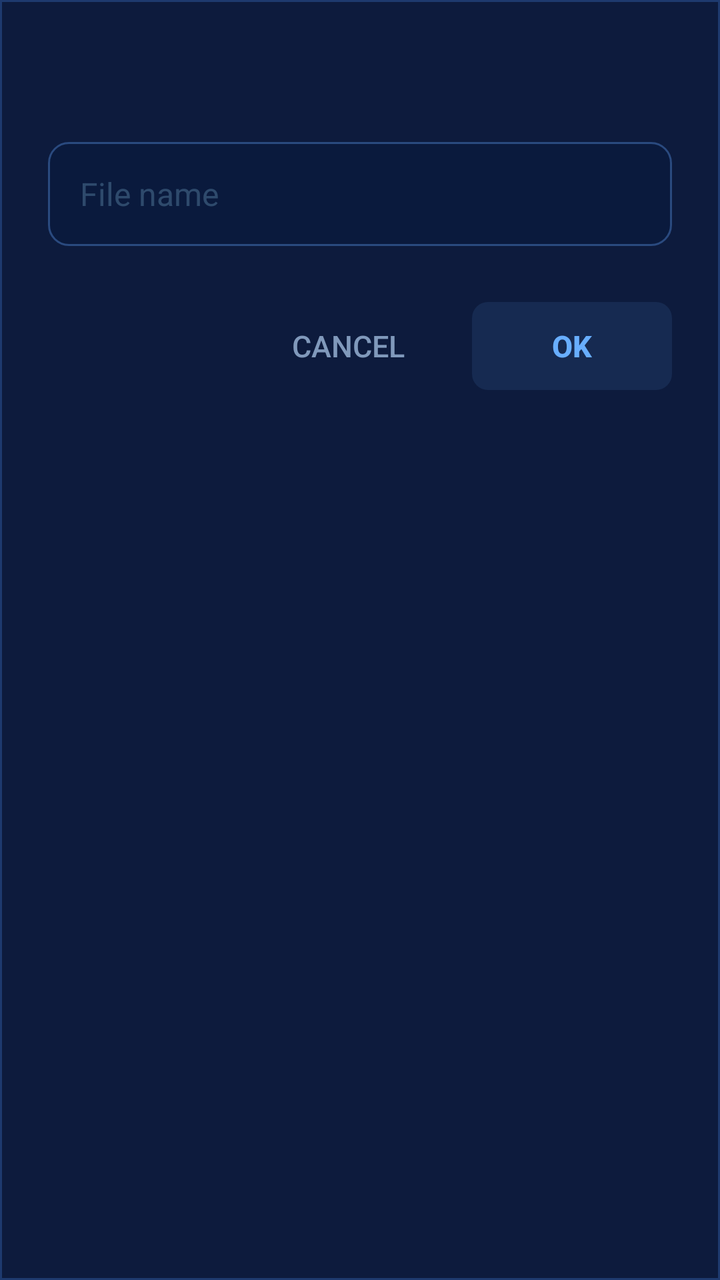
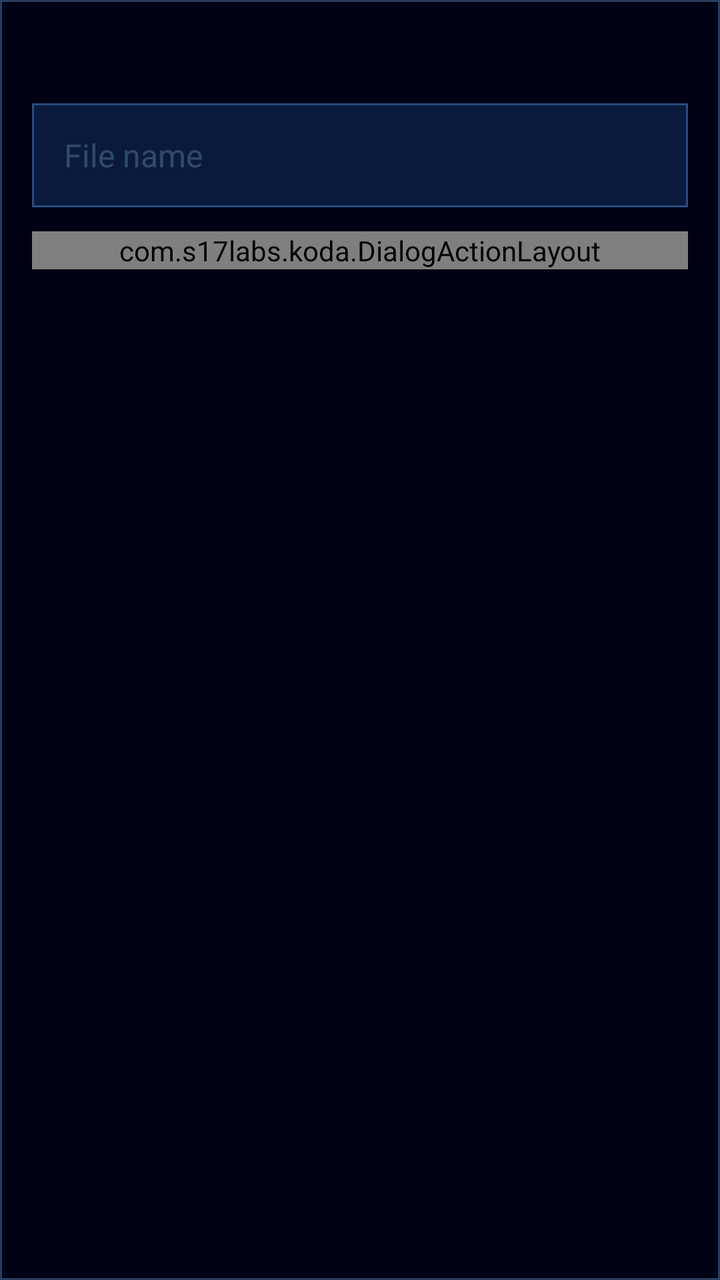

Compare the two renders of this Android layout. The source of the first and the diff that turns it into the second are given below.
<!-- AndroidManifest.xml: application theme AppTheme -->
<!-- res/layout/dialog_text_input.xml -->
<?xml version="1.0" encoding="utf-8"?>
<LinearLayout xmlns:android="http://schemas.android.com/apk/res/android"
    android:layout_width="match_parent"
    android:layout_height="wrap_content"
    android:orientation="vertical"
    android:paddingHorizontal="24dp"
    android:paddingTop="24dp"
    android:paddingBottom="20dp"
    android:background="@drawable/dialog_background"
    android:elevation="12dp">

    <TextView
        android:id="@+id/dialogTitle"
        android:layout_width="wrap_content"
        android:layout_height="wrap_content"
        android:textColor="#FFFFFF"
        android:textSize="20sp"
        android:textStyle="bold"
        android:letterSpacing="0.02"
        android:layout_marginBottom="20dp" />

    <EditText
        android:id="@+id/editText"
        android:layout_width="match_parent"
        android:layout_height="52dp"
        android:hint="@string/file_name_hint"
        android:textColor="#FFFFFF"
        android:textColorHint="#5577AACC"
        android:textSize="16sp"
        android:inputType="text"
        android:maxLines="1"
        android:imeOptions="actionDone"
        android:paddingHorizontal="16dp"
        android:gravity="center_vertical"
        android:background="@drawable/edit_text_background"
        android:importantForAutofill="no" />

    <LinearLayout
        android:layout_width="match_parent"
        android:layout_height="wrap_content"
        android:orientation="horizontal"
        android:gravity="end"
        android:layout_marginTop="28dp">

        <Button
            android:id="@+id/btnCancel"
            android:layout_width="wrap_content"
            android:layout_height="44dp"
            android:minWidth="100dp"
            android:paddingHorizontal="16dp"
            android:text="@string/cancel"
            android:textColor="#8099BB"
            android:textSize="15sp"
            android:background="@drawable/btn_dialog_secondary"
            style="?android:attr/borderlessButtonStyle"
            android:layout_marginEnd="12dp" />

        <Button
            android:id="@+id/btnOk"
            android:layout_width="wrap_content"
            android:layout_height="44dp"
            android:minWidth="100dp"
            android:paddingHorizontal="16dp"
            android:text="@string/ok"
            android:textColor="#68AEFF"
            android:textSize="15sp"
            android:textStyle="bold"
            android:background="@drawable/btn_dialog_primary"
            style="?android:attr/borderlessButtonStyle" />

    </LinearLayout>

</LinearLayout>
<!-- resources referenced by this layout -->
<resources>
  <!-- drawable btn_dialog_primary (drawable) -->
  <?xml version="1.0" encoding="utf-8"?>
  <selector xmlns:android="http://schemas.android.com/apk/res/android">
      <item android:state_pressed="true">
          <shape android:shape="rectangle">
              <solid android:color="#3D68AEFF" />
              <corners android:radius="8dp" />
          </shape>
      </item>
      <item>
          <shape android:shape="rectangle">
              <solid android:color="#1A68AEFF" />
              <corners android:radius="8dp" />
          </shape>
      </item>
  </selector>
  <!-- drawable btn_dialog_secondary (drawable) -->
  <?xml version="1.0" encoding="utf-8"?>
  <selector xmlns:android="http://schemas.android.com/apk/res/android">
      <item android:state_pressed="true">
          <shape android:shape="rectangle">
              <solid android:color="#1A334466" />
              <corners android:radius="8dp" />
          </shape>
      </item>
      <item>
          <shape android:shape="rectangle">
              <solid android:color="@android:color/transparent" />
              <corners android:radius="8dp" />
          </shape>
      </item>
  </selector>
  <!-- drawable dialog_background (drawable) -->
  <?xml version="1.0" encoding="utf-8"?>
  <shape xmlns:android="http://schemas.android.com/apk/res/android"
      android:shape="rectangle">
      <solid android:color="#0D1B3D" />
      <corners android:radius="0dp" />
      <stroke
          android:width="1dp"
          android:color="#1E3A6E" />
  </shape>
  <!-- drawable edit_text_background (drawable) -->
  <?xml version="1.0" encoding="utf-8"?>
  <shape xmlns:android="http://schemas.android.com/apk/res/android"
      android:shape="rectangle">
      <solid android:color="#0A1A3D" />
      <corners android:radius="10dp" />
      <stroke
          android:width="1dp"
          android:color="#2A4A7F" />
      <padding
          android:left="0dp"
          android:top="0dp"
          android:right="0dp"
          android:bottom="0dp" />
  </shape>
  <string name="cancel">Cancel</string>
  <string name="ok">OK</string>
  <style name="AppTheme" parent="Theme.AppCompat.DayNight.NoActionBar">
          <item name="colorPrimary">@color/kodaDarkBlue</item>
          <item name="colorPrimaryDark">@color/kodaDark</item>
          <item name="colorAccent">@color/kodaLightBlue</item>
          <item name="android:windowBackground">@color/kodaEditorBg</item>
          <item name="android:statusBarColor">@color/kodaDarkBlue</item>
          <item name="android:navigationBarColor">@color/kodaEditorBg</item>
          <item name="android:popupMenuStyle">@style/KodaPopupMenu</item>
          <item name="actionDropDownStyle">@style/KodaPopupMenu</item>
      </style>
  <color name="kodaDark">#000b20</color>
  <color name="kodaEditorBg">#000014</color>
  <!-- unchanged entries left out for length: 4 -->
</resources>

<!-- the commit's change to res/layout/dialog_text_input.xml (unified diff, before → after) -->
@@ -3,9 +3,9 @@
     android:layout_width="match_parent"
     android:layout_height="wrap_content"
     android:orientation="vertical"
-    android:paddingHorizontal="24dp"
-    android:paddingTop="24dp"
-    android:paddingBottom="20dp"
+    android:paddingHorizontal="16dp"
+    android:paddingTop="16dp"
+    android:paddingBottom="12dp"
     android:background="@drawable/dialog_background"
     android:elevation="12dp">
 
@@ -15,59 +15,50 @@
         android:layout_height="wrap_content"
         android:textColor="#FFFFFF"
         android:textSize="20sp"
+        android:includeFontPadding="false"
         android:textStyle="bold"
         android:letterSpacing="0.02"
-        android:layout_marginBottom="20dp" />
+        android:layout_marginBottom="12dp" />
 
     <EditText
         android:id="@+id/editText"
         android:layout_width="match_parent"
-        android:layout_height="52dp"
+        android:layout_height="wrap_content"
+        android:minHeight="52dp"
         android:hint="@string/file_name_hint"
         android:textColor="#FFFFFF"
         android:textColorHint="#5577AACC"
         android:textSize="16sp"
         android:inputType="text"
-        android:maxLines="1"
+        android:singleLine="true"
         android:imeOptions="actionDone"
         android:paddingHorizontal="16dp"
+        android:paddingVertical="12dp"
         android:gravity="center_vertical"
         android:background="@drawable/edit_text_background"
         android:importantForAutofill="no" />
 
-    <LinearLayout
+    <com.s17labs.koda.DialogActionLayout
         android:layout_width="match_parent"
         android:layout_height="wrap_content"
         android:orientation="horizontal"
         android:gravity="end"
-        android:layout_marginTop="28dp">
+        android:layout_marginTop="12dp">
 
         <Button
+            style="@style/KodaDialogButton.Secondary"
             android:id="@+id/btnCancel"
             android:layout_width="wrap_content"
-            android:layout_height="44dp"
-            android:minWidth="100dp"
-            android:paddingHorizontal="16dp"
-            android:text="@string/cancel"
-            android:textColor="#8099BB"
-            android:textSize="15sp"
-            android:background="@drawable/btn_dialog_secondary"
-            style="?android:attr/borderlessButtonStyle"
-            android:layout_marginEnd="12dp" />
+            android:layout_height="wrap_content"
+            android:text="@string/cancel" />
 
         <Button
+            style="@style/KodaDialogButton"
             android:id="@+id/btnOk"
             android:layout_width="wrap_content"
-            android:layout_height="44dp"
-            android:minWidth="100dp"
-            android:paddingHorizontal="16dp"
-            android:text="@string/ok"
-            android:textColor="#68AEFF"
-            android:textSize="15sp"
-            android:textStyle="bold"
-            android:background="@drawable/btn_dialog_primary"
-            style="?android:attr/borderlessButtonStyle" />
+            android:layout_height="wrap_content"
+            android:text="@string/ok" />
 
-    </LinearLayout>
+    </com.s17labs.koda.DialogActionLayout>
 
 </LinearLayout>
<!-- resource entries referenced after the edit -->
@@ -6,29 +6,30 @@
       <item android:state_pressed="true">
           <shape android:shape="rectangle">
               <solid android:color="#3D68AEFF" />
-              <corners android:radius="8dp" />
+              <corners android:radius="0dp" />
           </shape>
       </item>
       <item>
           <shape android:shape="rectangle">
               <solid android:color="#1A68AEFF" />
-              <corners android:radius="8dp" />
+              <corners android:radius="0dp" />
           </shape>
       </item>
   </selector>
+  <color name="kodaTextSecondary">#AAAAAA</color>
   <!-- drawable btn_dialog_secondary (drawable) -->
   <?xml version="1.0" encoding="utf-8"?>
   <selector xmlns:android="http://schemas.android.com/apk/res/android">
       <item android:state_pressed="true">
           <shape android:shape="rectangle">
-              <solid android:color="#1A334466" />
-              <corners android:radius="8dp" />
+              <solid android:color="#2668AEFF" />
+              <corners android:radius="0dp" />
           </shape>
       </item>
       <item>
           <shape android:shape="rectangle">
               <solid android:color="@android:color/transparent" />
-              <corners android:radius="8dp" />
+              <corners android:radius="0dp" />
           </shape>
       </item>
   </selector>
@@ -36,18 +37,18 @@
   <?xml version="1.0" encoding="utf-8"?>
   <shape xmlns:android="http://schemas.android.com/apk/res/android"
       android:shape="rectangle">
-      <solid android:color="#0D1B3D" />
+      <solid android:color="@color/kodaDialogBg" />
       <corners android:radius="0dp" />
       <stroke
           android:width="1dp"
-          android:color="#1E3A6E" />
+          android:color="@color/kodaDialogBorder" />
   </shape>
   <!-- drawable edit_text_background (drawable) -->
   <?xml version="1.0" encoding="utf-8"?>
   <shape xmlns:android="http://schemas.android.com/apk/res/android"
       android:shape="rectangle">
       <solid android:color="#0A1A3D" />
-      <corners android:radius="10dp" />
+      <corners android:radius="0dp" />
       <stroke
           android:width="1dp"
           android:color="#2A4A7F" />
@@ -59,16 +60,37 @@
   </shape>
   <string name="cancel">Cancel</string>
   <string name="ok">OK</string>
+  <style name="KodaDialogButton" parent="@android:style/Widget.Material.Button.Borderless">
+          <item name="android:minWidth">100dp</item>
+          <item name="android:minHeight">48dp</item>
+          <item name="android:paddingHorizontal">16dp</item>
+          <item name="android:paddingVertical">12dp</item>
+          <item name="android:textColor">@color/kodaBlue</item>
+          <item name="android:textSize">15sp</item>
+          <item name="android:textStyle">bold</item>
+          <item name="android:singleLine">false</item>
+          <item name="android:backgroundTint">@null</item>
+          <item name="android:background">@drawable/btn_dialog_primary</item>
+      </style>
+  <style name="KodaDialogButton.Secondary" parent="KodaDialogButton">
+          <item name="android:textColor">@color/kodaTextSecondary</item>
+          <item name="android:textStyle">normal</item>
+          <item name="android:background">@drawable/btn_dialog_secondary</item>
+      </style>
   <style name="AppTheme" parent="Theme.AppCompat.DayNight.NoActionBar">
           <item name="colorPrimary">@color/kodaDarkBlue</item>
           <item name="colorPrimaryDark">@color/kodaDark</item>
           <item name="colorAccent">@color/kodaLightBlue</item>
           <item name="android:windowBackground">@color/kodaEditorBg</item>
-          <item name="android:statusBarColor">@color/kodaDarkBlue</item>
+          <item name="android:statusBarColor">@color/kodaEditorBg</item>
+          <item name="android:windowLightStatusBar">false</item>
           <item name="android:navigationBarColor">@color/kodaEditorBg</item>
           <item name="android:popupMenuStyle">@style/KodaPopupMenu</item>
           <item name="actionDropDownStyle">@style/KodaPopupMenu</item>
       </style>
+  <color name="kodaDialogBg">@color/kodaEditorBg</color>
+  <color name="kodaDialogBorder">#293D60</color>
+  <color name="kodaBlue">#68AEFF</color>
   <color name="kodaDark">#000b20</color>
   <color name="kodaEditorBg">#000014</color>
   <!-- unchanged entries left out for length: 4 -->
